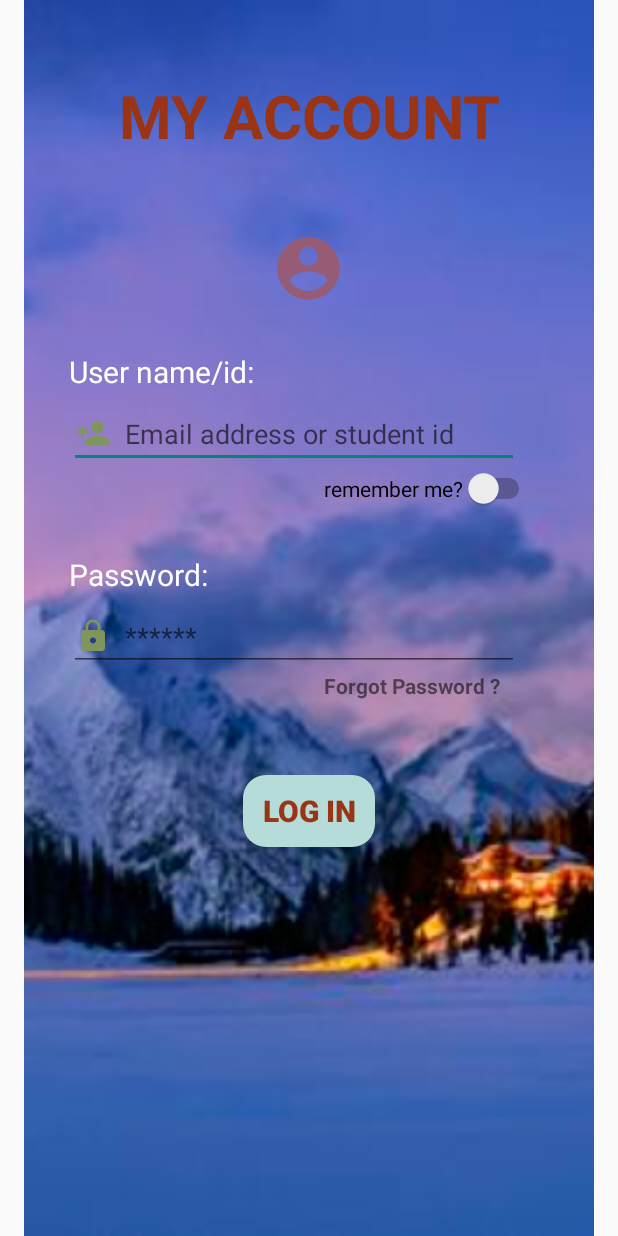
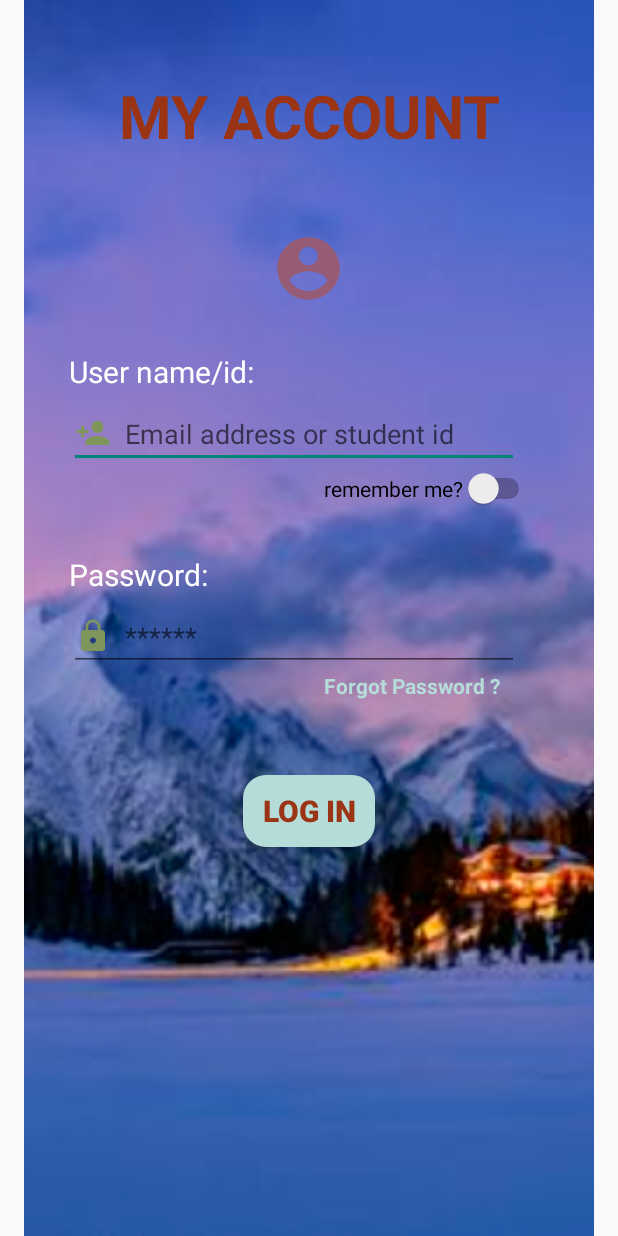
Before and after one commit to anhkiet190999/UFS-app, an Android app: the login screen opened directly, with no data from a screen before it, on a phone screen of 412 x 824 dp. Run offline under Robolectric (Android 15) with nearby library versions, the phone set to English and light mode, and no system bars.

Commit message:
usf app login and registration + firebase

```diff
--- a/app/build.gradle
+++ b/app/build.gradle
@@ -1,5 +1,6 @@
 plugins {
     id 'com.android.application'
+    id 'com.google.gms.google-services'
 }
 
 android {
@@ -28,10 +29,10 @@ android {
 }
 
 dependencies {
-
     implementation 'androidx.appcompat:appcompat:1.3.1'
     implementation 'com.google.android.material:material:1.4.0'
     implementation 'androidx.constraintlayout:constraintlayout:2.1.1'
+    implementation 'com.google.firebase:firebase-auth:21.0.1'
     testImplementation 'junit:junit:4.+'
     androidTestImplementation 'androidx.test.ext:junit:1.1.3'
     androidTestImplementation 'androidx.test.espresso:espresso-core:3.4.0'
--- a/app/src/main/java/com/example/ufs/login.java
+++ b/app/src/main/java/com/example/ufs/login.java
@@ -6,9 +6,11 @@ import android.os.Bundle;
 
 public class login extends AppCompatActivity {
 
+
     @Override
     protected void onCreate(Bundle savedInstanceState) {
         super.onCreate(savedInstanceState);
         setContentView(R.layout.activity_login);
+
     }
 }
--- a/app/src/main/res/layout/activity_login.xml
+++ b/app/src/main/res/layout/activity_login.xml
@@ -96,7 +96,8 @@
         android:text="Forgot Password ?"
         android:layout_below="@id/editPassword"
         android:layout_marginLeft="200dp"
-        android:textStyle="bold"/>
+        android:textStyle="bold"
+        android:textColor="@color/light_blue"/>
 
     <Button
         android:id="@+id/login"
--- a/build.gradle
+++ b/build.gradle
@@ -6,6 +6,7 @@ buildscript {
     }
     dependencies {
         classpath "com.android.tools.build:gradle:7.0.2"
+        classpath 'com.google.gms:google-services:4.3.10'
 
         // NOTE: Do not place your application dependencies here; they belong
         // in the individual module build.gradle files
```
Also changed, not shown: app/src/main/res/layout/activity_registration.xml (+10 -0 lines).
